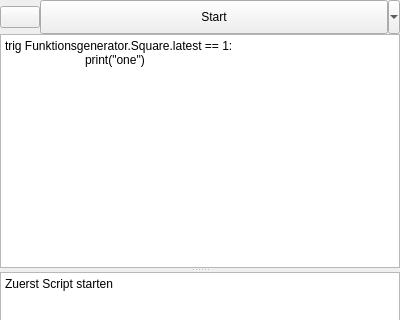
First picture: the form in RTOC/RTOC_GUI/ui/scriptSubWidget.ui, repository Haschtl/RealTimeOpenControl, before the edit; both pictures show x 0 to 400 and y 0 to 320 of the 400 by 505 pixel window.
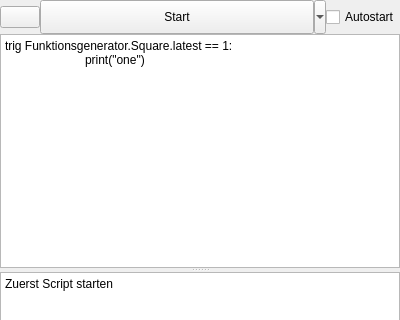
Second picture: the form after the edit. Icons and pictures are not drawn.

What changed in the file:
```diff
--- a/RTOC/RTOC_GUI/ui/scriptSubWidget.ui
+++ b/RTOC/RTOC_GUI/ui/scriptSubWidget.ui
@@ -92,6 +92,13 @@
        </property>
       </widget>
      </item>
+     <item>
+      <widget class="QCheckBox" name="autoStartCheckBox">
+       <property name="text">
+        <string>Autostart</string>
+       </property>
+      </widget>
+     </item>
     </layout>
    </item>
    <item>
```
